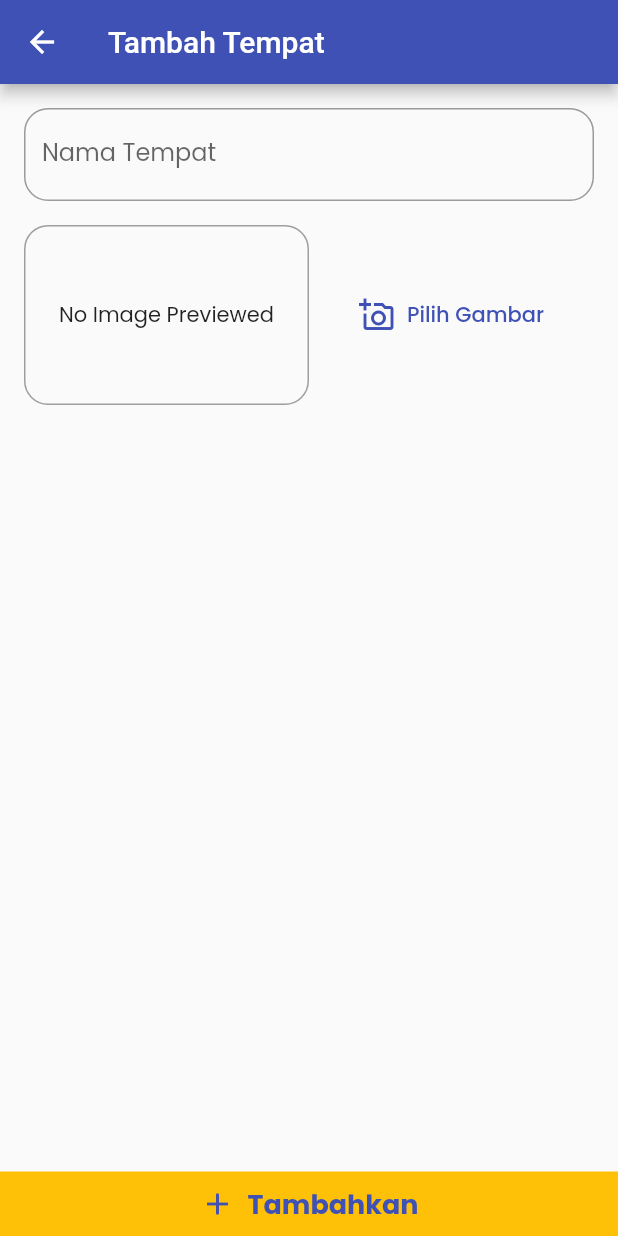
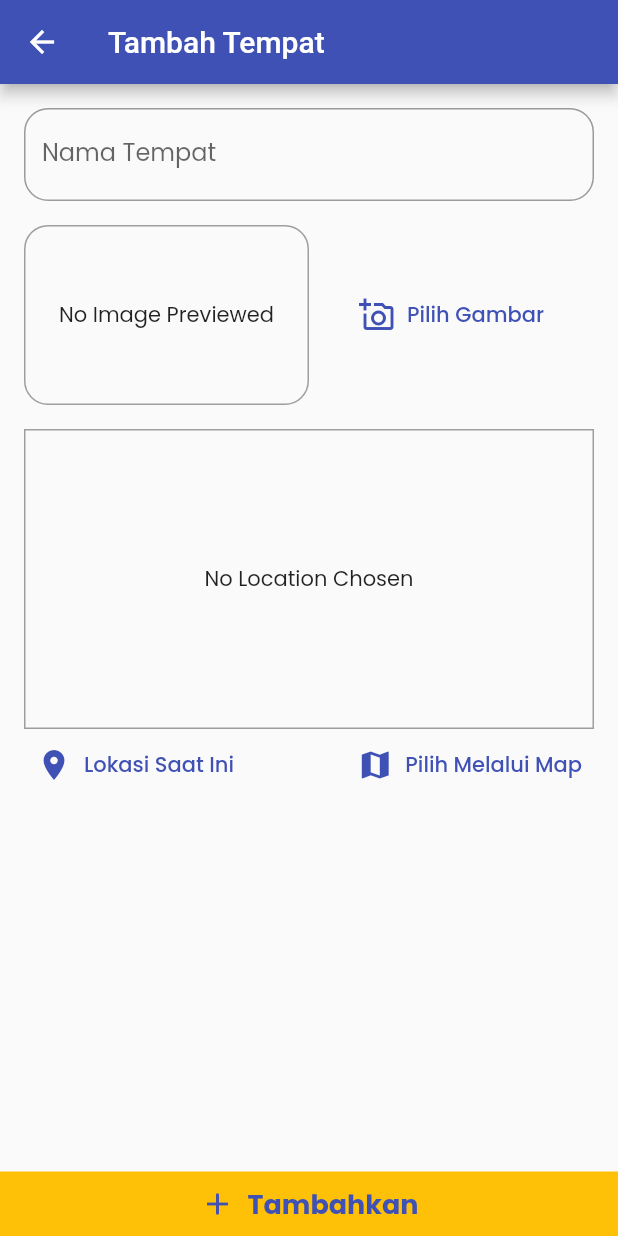
Before and after one commit to ianahmfac/Teman-Tempat, a Flutter app: the AddPlaceScreen screen opened by its route, on a phone screen of 412 x 824 dp. Run offline on Flutter 3.47's test engine with Material 2 defaults, Android fonts, the phone set to English and light mode, and no system bars; our stand-ins replace flutter_spinkit, google_fonts, image_picker, location, sqflite; accounts and stored records are empty.

Commit message:
Adding location input and static mapping

```diff
--- /dev/null
+++ b/lib/helpers/location_helper.dart
@@ -0,0 +1,11 @@
+const MAPBOX_API_KEY =
+    "pk.eyJ1IjoiaWFuYWhtZmFjIiwiYSI6ImNramt1d21weDA0MDcycW4wNWR6dnZwcjgifQ.XIjkZvTEBbbGtqBhMVzMMg";
+
+const MAPQUEST_API_KEY = "N944hrDybXzVuSnLAKNAtAsgavhvF4be";
+
+class LocationHelper {
+  static String generatePreviewImage({double latitude, double longitude}) {
+    // return "https://api.mapbox.com/styles/v1/mapbox/streets-v11/static/geojson(%7B%22type%22%3A%22Point%22%2C%22coordinates%22%3A%5B$longitude%2C$latitude%5D%7D)/$longitude,$latitude,12/500x300?access_token=$MAPBOX_API_KEY";
+    return "https://www.mapquestapi.com/staticmap/v5/map?locations=$latitude,$longitude&size=600,400@2x&key=$MAPQUEST_API_KEY";
+  }
+}
--- a/lib/screens/add_place_screen.dart
+++ b/lib/screens/add_place_screen.dart
@@ -6,6 +6,7 @@ import 'package:provider/provider.dart';
 import 'package:teman_tempat/providers/place_provider.dart';
 import 'package:teman_tempat/shared/theme.dart';
 import 'package:teman_tempat/widgets/image_input.dart';
+import 'package:teman_tempat/widgets/location_input.dart';
 
 class AddPlaceScreen extends StatefulWidget {
   static const routeName = "/add-place";
@@ -87,6 +88,8 @@ class _AddPlaceScreenState extends State<AddPlaceScreen> {
               height: 16,
             ),
             ImageInput(onImageSaved: _selectImage),
+            SizedBox(height: 16),
+            LocationInput(),
           ],
         ),
       ),
--- /dev/null
+++ b/lib/widgets/location_input.dart
@@ -0,0 +1,73 @@
+import 'package:flutter/material.dart';
+import 'package:flutter_spinkit/flutter_spinkit.dart';
+import 'package:location/location.dart';
+import 'package:teman_tempat/helpers/location_helper.dart';
+import 'package:teman_tempat/shared/theme.dart';
+
+class LocationInput extends StatefulWidget {
+  @override
+  _LocationInputState createState() => _LocationInputState();
+}
+
+class _LocationInputState extends State<LocationInput> {
+  String _previewImageUrl;
+  bool _isLoadImage = false;
+
+  Future _getCurrentLocation() async {
+    setState(() {
+      _isLoadImage = true;
+      _previewImageUrl = "";
+    });
+    final LocationData locationData = await Location().getLocation();
+    setState(() {
+      _isLoadImage = false;
+      _previewImageUrl = LocationHelper.generatePreviewImage(
+          latitude: locationData.latitude, longitude: locationData.longitude);
+    });
+  }
+
+  @override
+  Widget build(BuildContext context) {
+    return Column(
+      children: [
+        Container(
+          height: 200,
+          width: double.infinity,
+          decoration: BoxDecoration(
+            border: Border.all(width: 1, color: Colors.grey),
+          ),
+          alignment: Alignment.center,
+          child: (_previewImageUrl == null)
+              ? Text(
+                  "No Location Chosen",
+                  textAlign: TextAlign.center,
+                )
+              : (_isLoadImage)
+                  ? SpinKitFadingCircle(
+                      color: accentColor,
+                    )
+                  : Image.network(
+                      _previewImageUrl,
+                      fit: BoxFit.cover,
+                      width: double.infinity,
+                    ),
+        ),
+        Row(
+          mainAxisAlignment: MainAxisAlignment.spaceBetween,
+          children: [
+            TextButton.icon(
+              icon: Icon(Icons.location_on),
+              label: Text("Lokasi Saat Ini"),
+              onPressed: _getCurrentLocation,
+            ),
+            TextButton.icon(
+              icon: Icon(Icons.map),
+              label: Text("Pilih Melalui Map"),
+              onPressed: () {},
+            ),
+          ],
+        ),
+      ],
+    );
+  }
+}
--- a/pubspec.yaml
+++ b/pubspec.yaml
@@ -15,6 +15,7 @@ dependencies:
   flutter_spinkit: ^4.1.2+1
   google_fonts: ^1.1.2
   image_picker: ^0.6.7+22
+  location: ^3.2.4
   path: ^1.7.0
   path_provider: ^1.6.27
   provider: ^4.3.3
```
Also changed, not shown: pubspec.lock, 1 other file.
